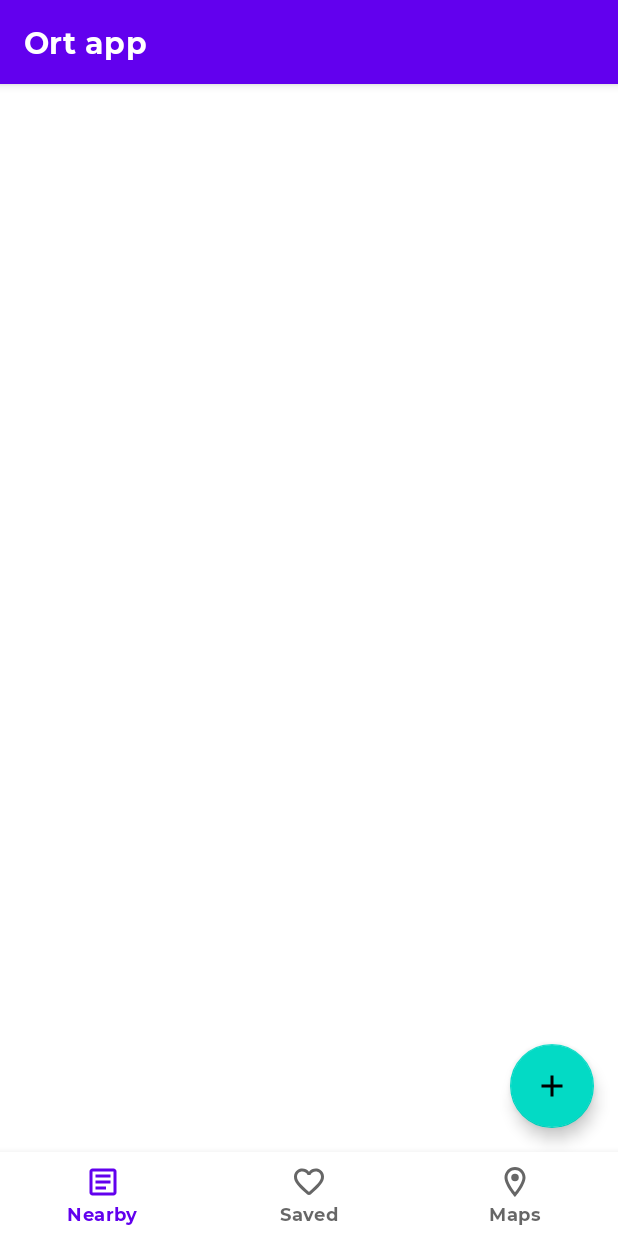
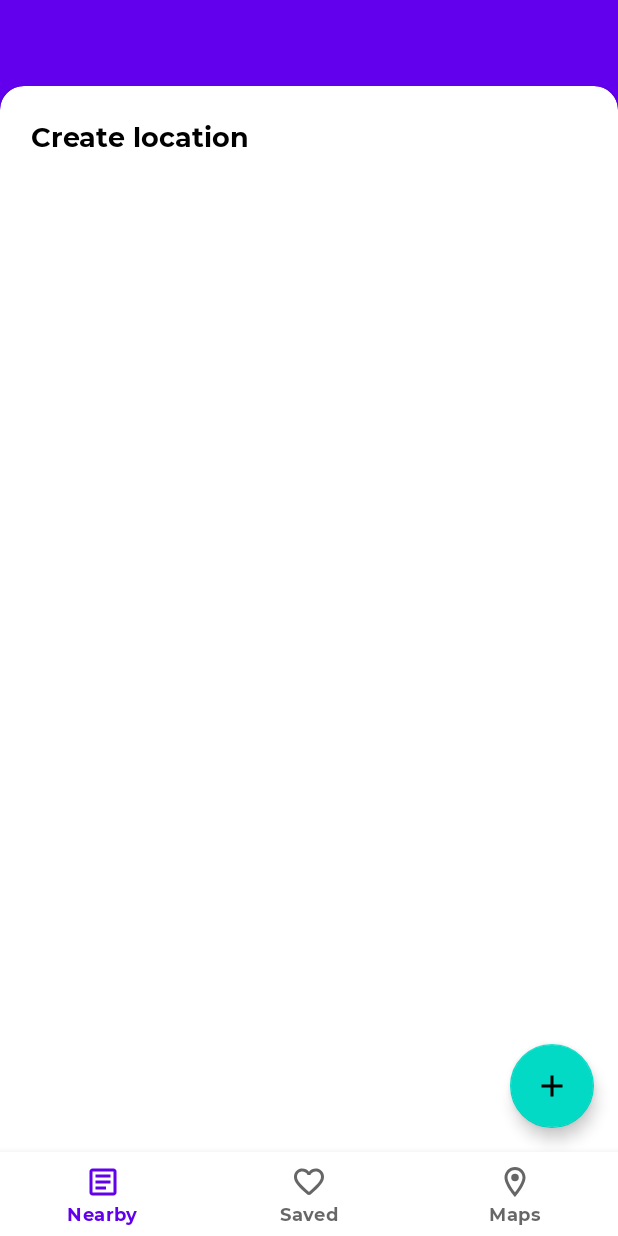
Before and after one commit to qu4dro/ort-app, an Android app: the AddLocationFragment screen opened through its navigation route, on a phone screen of 412 x 824 dp. Run offline under Robolectric (Android 15) with nearby library versions, the phone set to English and light mode, and no system bars; our stand-ins replace Room's generated code, data binding, navigation-ui; 5 statements that could not run were skipped.

Commit message:
Updated add location fragment + updated destinations listener in main

```diff
--- a/app/src/main/java/ru/orlovvv/ort/ui/OrtActivity.kt
+++ b/app/src/main/java/ru/orlovvv/ort/ui/OrtActivity.kt
@@ -3,6 +3,7 @@ package ru.orlovvv.ort.ui
 import androidx.appcompat.app.AppCompatActivity
 import android.os.Bundle
 import android.util.Log
+import android.view.View
 import androidx.lifecycle.ViewModelProvider
 import androidx.navigation.findNavController
 import androidx.navigation.fragment.findNavController
@@ -34,6 +35,8 @@ class OrtActivity : AppCompatActivity() {
 
         setContentView(binding.root)
 
+        supportActionBar?.hide()
+
         setNavigationListeners()
     }
 
@@ -43,13 +46,23 @@ class OrtActivity : AppCompatActivity() {
                 when (destination.id) {
                     R.id.mapsFragment -> {
                         binding.btnAddLocation.show()
+                        binding.bnMenu.visibility = View.VISIBLE
+                    }
 
-                    }
                     R.id.nearbyLocationsFragment -> {
                         binding.btnAddLocation.show()
+                        binding.bnMenu.visibility = View.VISIBLE
+                    }
 
+                    R.id.savedLocationsFragment -> {
+                        binding.btnAddLocation.hide()
+                        binding.bnMenu.visibility = View.VISIBLE
                     }
-                    else -> binding.btnAddLocation.hide()
+
+                    else -> {
+                        binding.bnMenu.visibility = View.GONE
+                        binding.btnAddLocation.hide()
+                    }
                 }
 
             }
--- a/app/src/main/res/layout/fragment_add_location.xml
+++ b/app/src/main/res/layout/fragment_add_location.xml
@@ -1,5 +1,7 @@
 <?xml version="1.0" encoding="utf-8"?>
-<layout xmlns:android="http://schemas.android.com/apk/res/android">
+<layout xmlns:android="http://schemas.android.com/apk/res/android"
+    xmlns:app="http://schemas.android.com/apk/res-auto"
+    xmlns:tools="http://schemas.android.com/tools">
 
     <data>
 
@@ -11,7 +13,57 @@
 
     <androidx.constraintlayout.widget.ConstraintLayout
         android:layout_width="match_parent"
-        android:layout_height="match_parent">
+        android:layout_height="match_parent"
+        android:background="?attr/colorPrimary">
+
+        <androidx.constraintlayout.widget.ConstraintLayout
+            android:id="@+id/cl_address_block"
+            android:layout_width="match_parent"
+            android:layout_height="wrap_content"
+            android:padding="16dp"
+            app:layout_constraintStart_toStartOf="parent"
+            app:layout_constraintTop_toTopOf="parent">
+
+            <com.google.android.material.textview.MaterialTextView
+                android:textSize="18sp"
+                android:id="@+id/tv_location_address"
+                android:layout_width="0dp"
+                android:layout_height="wrap_content"
+                app:layout_constraintEnd_toEndOf="parent"
+                app:layout_constraintStart_toStartOf="parent"
+                app:layout_constraintTop_toTopOf="parent"
+                tools:text="Location address" />
+
+<!--            <com.google.android.material.button.MaterialButton-->
+<!--                android:id="@+id/btn_choose_location"-->
+<!--                android:layout_width="wrap_content"-->
+<!--                android:layout_height="wrap_content"-->
+<!--                app:layout_constraintEnd_toEndOf="parent"-->
+<!--                app:layout_constraintStart_toEndOf="@id/tv_location_address"-->
+<!--                app:layout_constraintTop_toTopOf="parent" />-->
+        </androidx.constraintlayout.widget.ConstraintLayout>
+
+
+        <com.google.android.material.card.MaterialCardView
+            android:padding="16dp"
+            style="@style/CardViewStyle.RoundedTop"
+            android:layout_width="match_parent"
+            android:layout_height="0dp"
+            app:layout_constraintBottom_toBottomOf="parent"
+            app:layout_constraintEnd_toEndOf="parent"
+            app:layout_constraintStart_toStartOf="parent"
+            app:layout_constraintTop_toBottomOf="@id/cl_address_block">
+
+            <com.google.android.material.textview.MaterialTextView
+                android:textSize="18sp"
+                android:text="Create location"
+                android:id="@+id/tv_add_location"
+                android:layout_width="match_parent"
+                android:layout_height="wrap_content"
+                />
+
+        </com.google.android.material.card.MaterialCardView>
+
 
     </androidx.constraintlayout.widget.ConstraintLayout>
 </layout>
--- a/app/src/main/res/values/styles.xml
+++ b/app/src/main/res/values/styles.xml
@@ -6,4 +6,17 @@
         <item name="cardCornerRadius">8dp</item>
     </style>
 
+    <style name="CardViewStyle.RoundedTop" parent="@style/Widget.MaterialComponents.CardView">
+        <item name="shapeAppearanceOverlay">@style/ShapeAppearanceOverlay_card_custom_corners</item>
+        <item name="contentPadding">16dp</item>
+    </style>
+
+    <style name="ShapeAppearanceOverlay_card_custom_corners" parent="">
+        <item name="cornerFamily">rounded</item>
+        <item name="cornerSizeTopRight">16dp</item>
+        <item name="cornerSizeTopLeft">16dp</item>
+        <item name="cornerSizeBottomRight">0dp</item>
+        <item name="cornerSizeBottomLeft">0dp</item>
+    </style>
+
 </resources>
```
